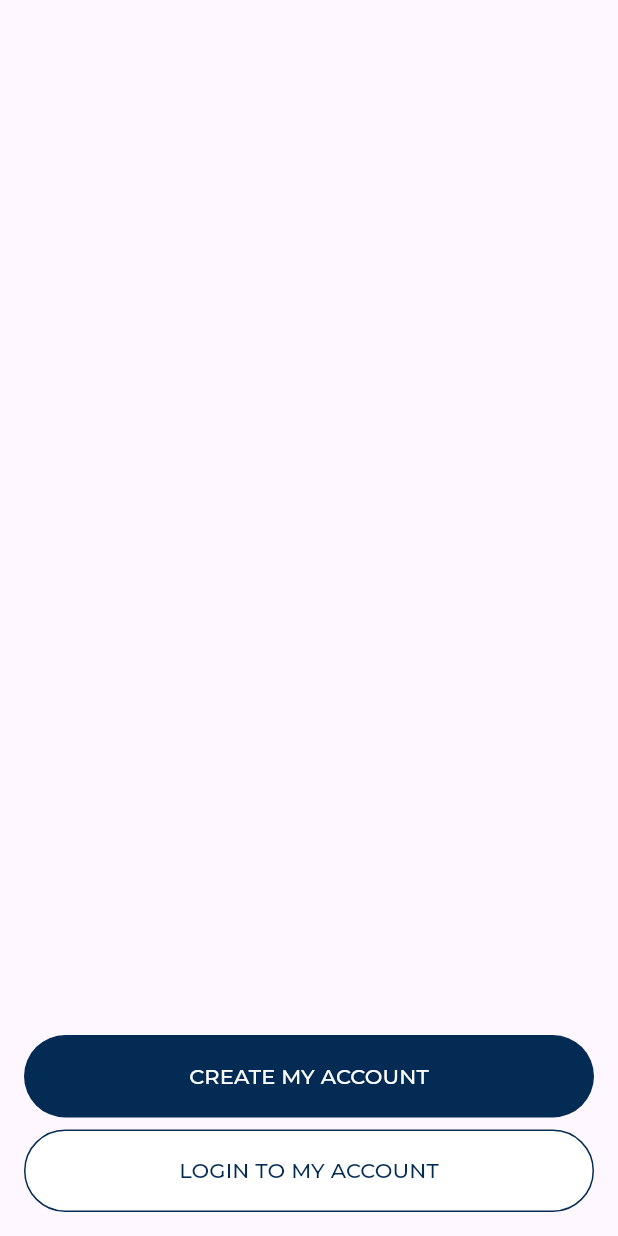
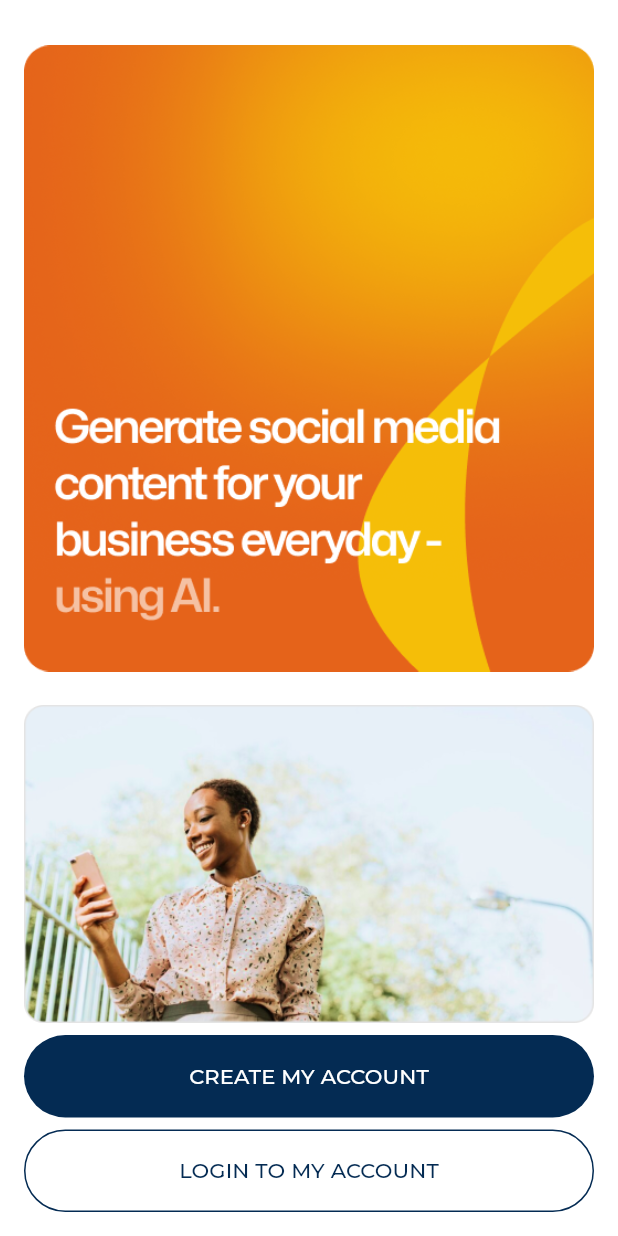
Before and after one commit to developerjamiu/Vynn, a Flutter app: the screen it shows after launch, on a phone screen of 412 x 824 dp. Run offline on Flutter 3.47's test engine with Material 3 defaults, Android fonts, the phone set to English and light mode, and no system bars; our stand-ins replace cloud_firestore, firebase_auth, firebase_core, flutter_riverpod, flutter_svg, go_router and 2 more; accounts and stored records are empty.

Commit message:
feat: add auth options, sign up UI

```diff
--- a/lib/core/theme/app_theme.dart
+++ b/lib/core/theme/app_theme.dart
@@ -9,6 +9,7 @@ abstract class AppTheme {
     useMaterial3: true,
     textTheme: _Typography.light(),
     primaryTextTheme: _Typography.light(),
+    scaffoldBackgroundColor: ColorsLight.white,
     elevatedButtonTheme: ElevatedButtonThemeData(
       style: ElevatedButton.styleFrom(
         foregroundColor: ColorsLight.grey.shade100,
--- a/lib/core/theme/app_typography.dart
+++ b/lib/core/theme/app_typography.dart
@@ -36,7 +36,7 @@ class _Typography extends TextTheme {
         ),
         headlineSmall: TextStyle(
           fontSize: 24,
-          fontWeight: FontWeight.w700,
+          fontWeight: FontWeight.w600,
         ),
         titleLarge: TextStyle(
           fontSize: 20,
--- a/lib/features/authentication/presentation/pages/auth_options_page.dart
+++ b/lib/features/authentication/presentation/pages/auth_options_page.dart
@@ -3,6 +3,7 @@ import 'package:go_router/go_router.dart';
 import 'package:vynn/features/authentication/presentation/pages/sign_in_page.dart';
 import 'package:vynn/features/authentication/presentation/pages/sign_up_page.dart';
 import 'package:vynn/features/shared/widgets/app_button.dart';
+import 'package:vynn/features/shared/widgets/app_image.dart';
 
 class AuthOptionsPage extends StatelessWidget {
   static const routePath = '/auth-options';
@@ -17,8 +18,12 @@ class AuthOptionsPage extends StatelessWidget {
         child: Padding(
           padding: const EdgeInsets.all(16.0),
           child: Column(
+            crossAxisAlignment: CrossAxisAlignment.stretch,
             children: [
-              const Spacer(),
+              Expanded(child: AppImage.vynnBanner()),
+              const SizedBox(height: 8),
+              AppImage.businessOwner(),
+              const SizedBox(height: 8),
               AppButton(
                 onPressed: () => context.go(
                   '${AuthOptionsPage.routePath}/${SignUpPage.routePath}',
--- /dev/null
+++ b/lib/features/shared/widgets/app_image.dart
@@ -0,0 +1,63 @@
+import 'package:flutter/material.dart';
+import 'package:flutter_svg/flutter_svg.dart';
+
+class AppImage extends StatelessWidget {
+  final String assetName;
+  final double? width;
+  final double? height;
+  final BoxFit fit;
+
+  const AppImage({
+    required this.assetName,
+    super.key,
+    this.width,
+    this.height,
+    this.fit = BoxFit.cover,
+  });
+
+  factory AppImage.businessOwner({
+    double? size,
+  }) =>
+      AppImage(
+        assetName: 'business_owner.png',
+        width: size,
+        height: size,
+      );
+
+  factory AppImage.vynnBanner({
+    double? size,
+  }) =>
+      AppImage(
+        assetName: 'vynn_banner.png',
+        width: size,
+        height: size,
+        fit: BoxFit.contain,
+      );
+
+  @override
+  Widget build(BuildContext context) {
+    final key = ValueKey('AppImage-$assetName');
+
+    final imagePath = assetName.endsWith('.svg')
+        ? 'assets/svgs/$assetName'
+        : 'assets/pngs/$assetName';
+
+    if (assetName.endsWith('.svg')) {
+      return SvgPicture.asset(
+        imagePath,
+        key: key,
+        width: width,
+        height: height,
+        fit: fit,
+      );
+    }
+
+    return Image.asset(
+      imagePath,
+      width: width,
+      height: height,
+      key: key,
+      fit: fit,
+    );
+  }
+}
--- a/pubspec.yaml
+++ b/pubspec.yaml
@@ -14,6 +14,7 @@ dependencies:
   flutter:
     sdk: flutter
   flutter_riverpod: ^2.5.1
+  flutter_svg: ^2.0.10+1
   go_router: ^14.0.2
   google_fonts: ^6.2.1
   google_sign_in: ^6.2.1
@@ -25,4 +26,8 @@ dev_dependencies:
   flutter_lints: ^3.0.0
 
 flutter:
+  assets:
+    - assets/pngs/
+    - assets/svgs/
+
   uses-material-design: true
```
Also changed, not shown: lib/features/authentication/presentation/pages/sign_up_page.dart (+59 -6 lines), lib/features/shared/widgets/custom_app_bar.dart (added, +28 -0 lines), assets/pngs/business_owner.png (added), assets/pngs/vynn_banner.png (added), pubspec.lock.
